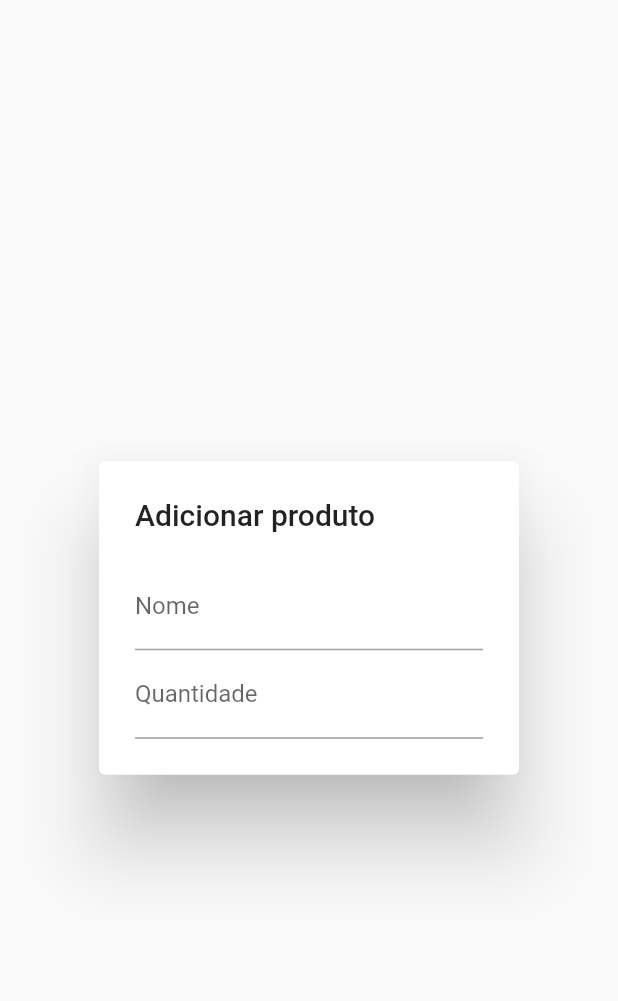
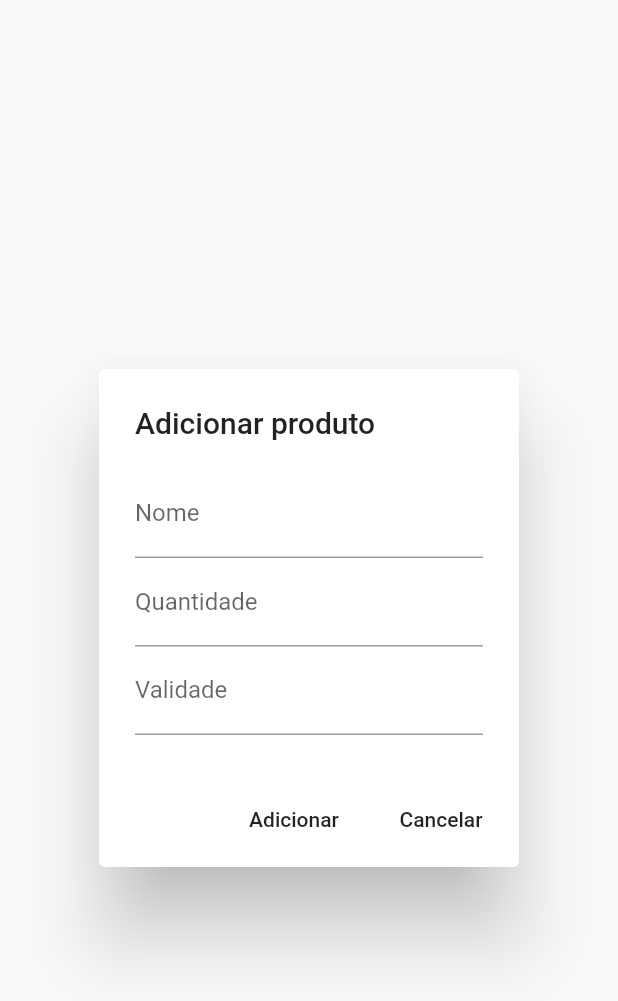
Before and after one commit to WelaineDantas/teste_flutter_api, a Flutter app: the AlertDialogCustomizado widget shown alone on an empty page, opened directly, on a phone screen of 412 x 824 dp. Shown: the top 1001 px of the screen. Run offline on Flutter 3.47's test engine with Material 2 defaults, Android fonts, the phone set to English and light mode, and no system bars; our stand-ins replace flutter_spinkit.

Commit message:
pequenas alteraçoes

```diff
--- a/lib/alert_dialog.dart
+++ b/lib/alert_dialog.dart
@@ -3,12 +3,14 @@ import 'package:flutter/material.dart';
 class AlertDialogCustomizado extends StatelessWidget {
   var controllerNome = TextEditingController();
   var controllerQuantidade = TextEditingController();
+  var controllerValidade = TextEditingController();
 
   @override
   Widget build(BuildContext context) {
     return AlertDialog(
       title: Text("Adicionar produto"),
-      content: Column(
+      content: SingleChildScrollView(
+        child: Column(
           mainAxisSize: MainAxisSize.min,
           children: [
             TextField(
@@ -22,9 +24,28 @@ class AlertDialogCustomizado extends StatelessWidget {
               decoration: InputDecoration(
                 labelText: "Quantidade",
               ),
+            ),
+            TextField(
+              controller: controllerValidade,
+              decoration: InputDecoration(
+                labelText: "Validade",
+              ),
+            ),
+          ],
+        ),
+      ),
+      actions: [
+        FlatButton(
+          child: Text("Adicionar"),
+          onPressed: () {},
+        ),
+        FlatButton(
+          child: Text("Cancelar"),
+          onPressed: () {
+            Navigator.popAndPushNamed(context, "HOMEPAGE");
+          },
         )
       ],
-      ),
     );
   }
 }
--- a/lib/home_page.dart
+++ b/lib/home_page.dart
@@ -1,5 +1,5 @@
 import 'package:flutter/material.dart';
-import 'package:teste_flutter_api/alert_dioalog.dart';
+import 'package:teste_flutter_api/alert_dialog.dart';
 import 'package:teste_flutter_api/produtos_cadastrados.dart';
 
 class HomePage extends StatefulWidget {
@@ -54,7 +54,7 @@ class _HomePageState extends State<HomePage> {
           ),
           BottomNavigationBarItem(
             icon: Icon(Icons.error_outline_rounded),
-            label: "Vencidos",
+            label: "Itens Vencidos",
             backgroundColor: Colors.blue,
           ),
           BottomNavigationBarItem(
@@ -62,7 +62,7 @@ class _HomePageState extends State<HomePage> {
             label: "Adicionar item",
           ),
           BottomNavigationBarItem(
-            icon: Icon(Icons.person_outline_rounded),
+            icon: Icon(Icons.person),
             label: "Minha Conta",
             backgroundColor: Colors.blue,
           ),
--- a/pubspec.yaml
+++ b/pubspec.yaml
@@ -28,6 +28,7 @@ dependencies:
   # The following adds the Cupertino Icons font to your application.
   # Use with the CupertinoIcons class for iOS style icons.
   cupertino_icons: ^1.0.1
+  flutter_spinkit:
   firebase_core:
   cloud_firestore:
 
```
Also changed, not shown: lib/alert_dioalog.dart (deleted, +0 -30 lines), pubspec.lock. Lines whose indentation alone changed are shown as unchanged.
